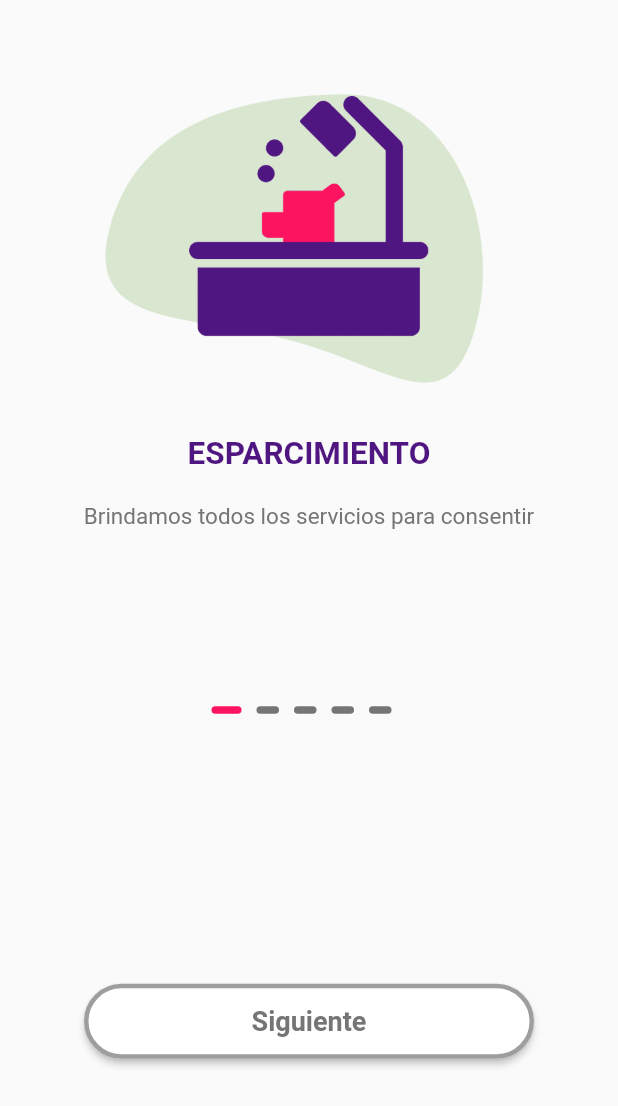
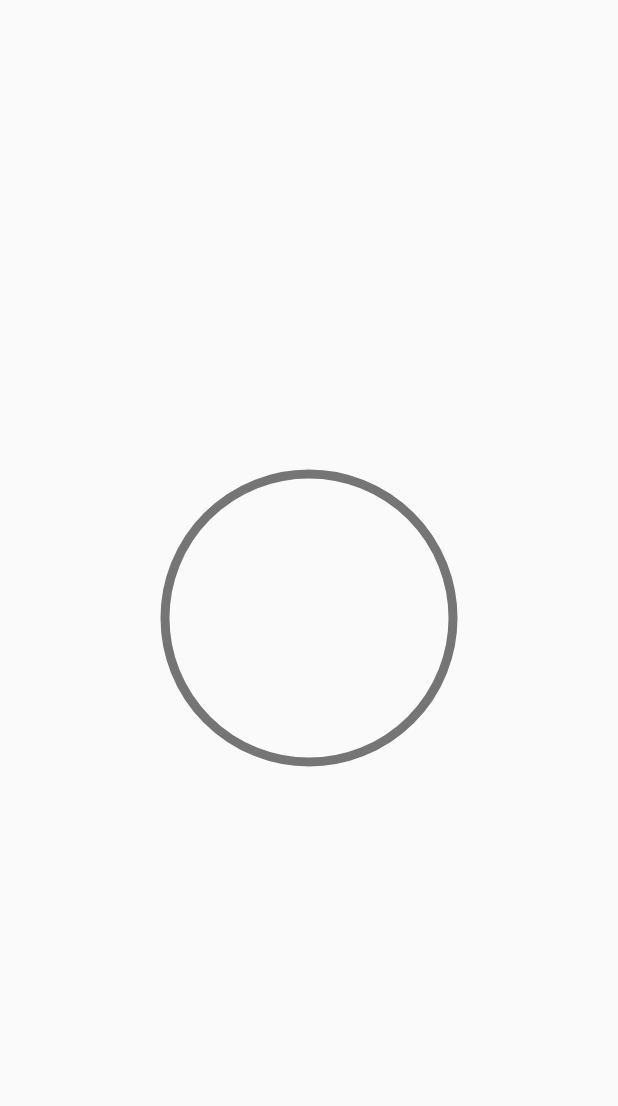
Before and after one commit to Gugodin/ProyectoMovil, a Flutter app: the screen it shows after launch, on a phone screen of 412 x 824 dp. Shown: the top 1106 px of the screen. Run offline on Flutter 3.47's test engine with Material 2 defaults, Android fonts, the light colour scheme and no system bars; our stand-ins replace font_awesome_flutter.

Commit message:
Yano jala

```diff
--- a/lib/main.dart
+++ b/lib/main.dart
@@ -1,12 +1,11 @@
 import 'package:appvet/src/pages/home_headers.dart';
+import 'package:appvet/src/pages/progres_view.dart';
 import 'package:appvet/src/splashScreen/splash_view.dart';
 import 'package:appvet/src/widgets/homepage.dart';
 import 'package:flutter/material.dart';
 
 void main() {
-
   runApp(const MyApp());
-
 }
 
 class MyApp extends StatelessWidget {
@@ -20,15 +19,14 @@ class MyApp extends StatelessWidget {
       title: 'Flutter Demo',
 
       theme: ThemeData(
-
         primarySwatch: Colors.blue,
       ),
-      initialRoute: 'SplashScreen',
+      initialRoute: 'Progress',
       routes: {
         'InitialPage': (BuildContext context) => HomePage(),
         'InitialHeader': (BuildContext context) => const HomeHeader(),
         'SplashScreen': (BuildContext context) => SplashScreen(),
-
+        'Progress': (BuildContext context) => ProgresView(),
       },
       // home: HomePage(),
     );
--- /dev/null
+++ b/lib/src/pages/progres_view.dart
@@ -0,0 +1,57 @@
+import 'dart:io';
+
+import 'package:appvet/src/painter/progress_painter.dart';
+import 'package:appvet/src/styles/colors/colors_view.dart';
+import 'package:flutter/material.dart';
+
+class ProgresView extends StatefulWidget {
+  ProgresView({Key? key}) : super(key: key);
+
+  @override
+  State<ProgresView> createState() => _ProgresViewState();
+}
+
+class _ProgresViewState extends State<ProgresView> {
+
+
+  double porInicial = 0;
+
+  @override
+  void initState() {
+    // TODO: implement initState
+    // cronometro();
+    super.initState();
+  }
+  @override
+  Widget build(BuildContext context) {
+
+    return Scaffold(
+      body: Center(
+        child: Container(
+          // color: ColorSelect.paginatorNext,
+          width: 200,
+          height: 200,
+          child: CustomPaint(
+            painter: ProgressPainter(po: porInicial),
+          ),
+        ),
+      ),
+    );
+  }
+
+  cronometro() {
+
+    setState(() {
+      while (true) {
+        sleep(const Duration(seconds: 1));
+        print(porInicial);
+        porInicial += 2;
+
+        if (porInicial == 100) {
+          porInicial = 0;
+        }
+      }
+    });
+  }
+
+}
--- a/lib/src/splashScreen/on_boarding.dart
+++ b/lib/src/splashScreen/on_boarding.dart
@@ -79,6 +79,7 @@ class _OnBoardingState extends State<OnBoarding> {
                     ),
                   ),
                   const Padding(padding: EdgeInsets.only(top: 180)),
+
                   SizedBox(
                     width: 300,
                     height: 50,
--- a/lib/src/splashScreen/splash_view.dart
+++ b/lib/src/splashScreen/splash_view.dart
@@ -6,6 +6,7 @@ import 'dart:ui' as ui;
 import 'on_boarding.dart';
 
 class SplashScreen extends StatefulWidget {
+
   SplashScreen({Key? key}) : super(key: key);
 
   @override
@@ -23,7 +24,7 @@ class _SplashScreenState extends State<SplashScreen> {
     super.initState();
     _loadImage('lib/assets/splash.png');
 
-    _toOnBording();
+      _toOnBording();
   }
 
   @override
@@ -94,12 +95,11 @@ class _SplashScreanCanvas extends CustomPainter {
     paint.strokeWidth = 5;
     final path = Path();
 
-    path.lineTo(0, size.height*0.10);
+     path.lineTo(0, size.height*0.10);
 
     path.quadraticBezierTo(size.width*0.1, size.height * 0.20, size.width/3, size.height*0.12);
 
     path.quadraticBezierTo(size.width/2.1, size.height * 0.08, 2*(size.width/3), size.height*0.12);
-
     path.quadraticBezierTo(size.width/1.2, size.height * 0.15, 3*(size.width/3), size.height*0.1);
 
     path.lineTo(size.width, 0);
```
Also changed, not shown: lib/src/painter/progress_painter.dart (added, +45 -0 lines), pubspec.lock, 1 other file.
